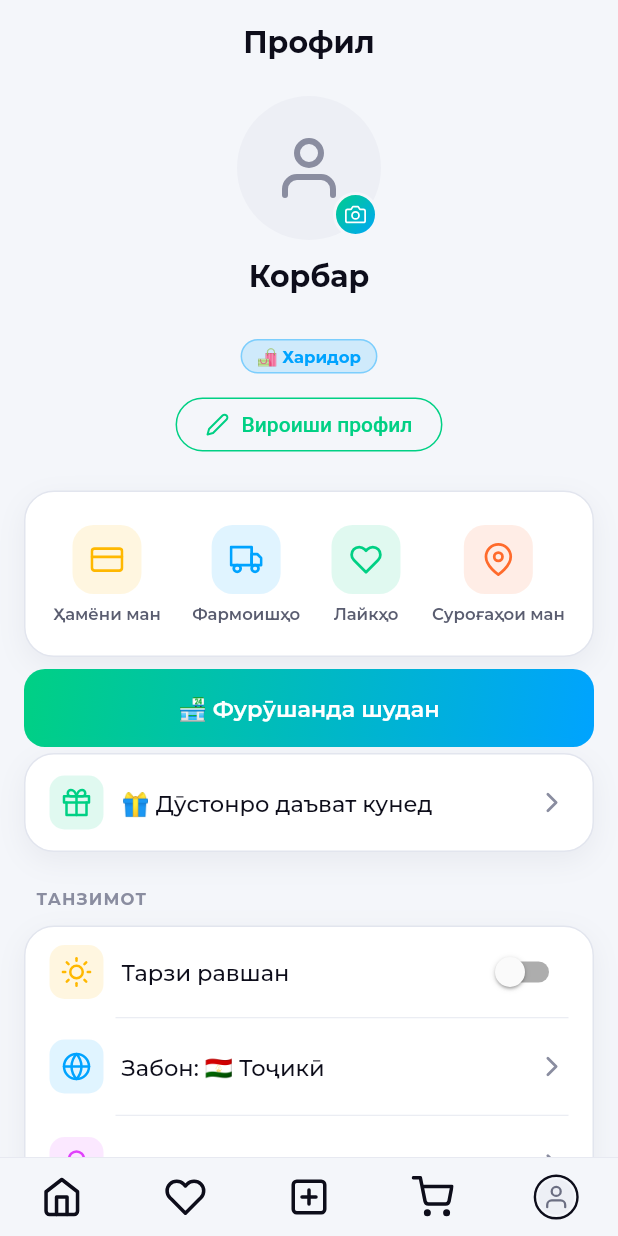
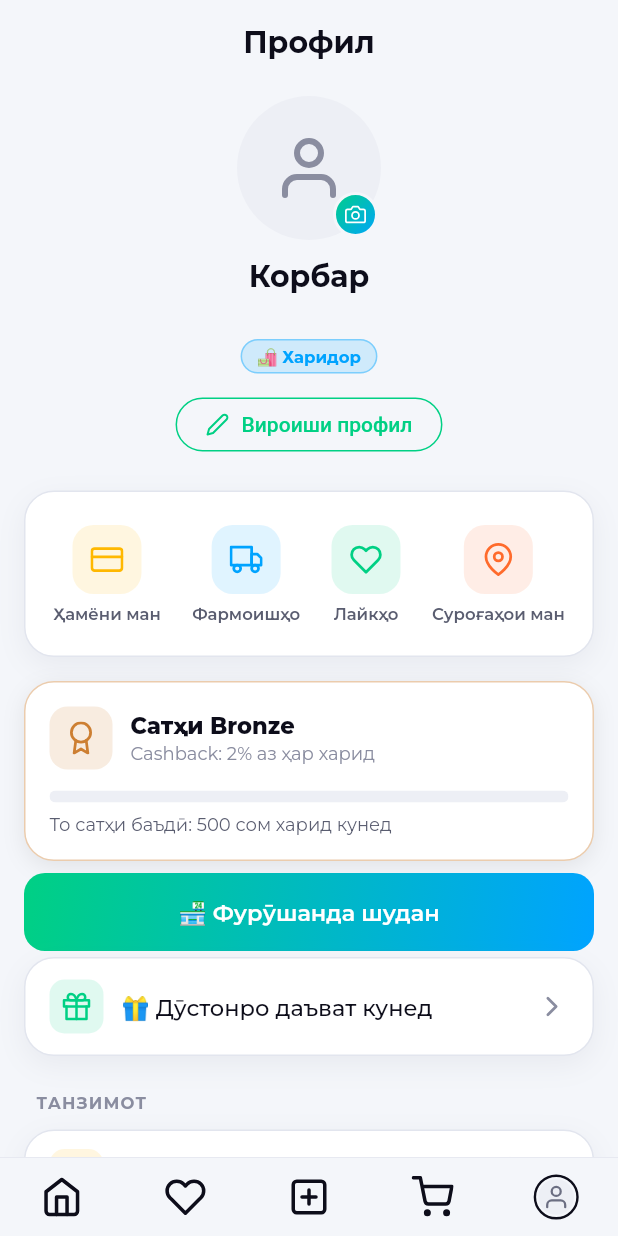
Before and after one commit to Raonsonapp/TajikShop, a Flutter app: the ProfileScreen screen opened by its route, on a phone screen of 412 x 824 dp. Run offline on Flutter 3.47's test engine with Material 3 defaults, Android fonts, the phone set to English and light mode, and no system bars; our stand-ins replace cached_network_image, connectivity_plus, dio, feather_icons, firebase_core, firebase_messaging and 10 more; missing offline and left inert: yandex_mobileads; accounts and stored records are empty; network calls fail.

Commit message:
feat(pro): loyalty program — Bronze/Silver/Gold tiers by spending, tier boosts cashback; loyalty card in profile with progress to next tier

```diff
--- a/lib/modules/profile/profile_screen.dart
+++ b/lib/modules/profile/profile_screen.dart
@@ -497,6 +497,10 @@ class _ProfileScreenState extends ConsumerState<ProfileScreen> {
                     label: l.myAddresses, onTap: () => context.push(RouteNames.addresses)),
               ]),
 
+              // ── Барномаи вафодорӣ (Bronze/Silver/Gold) ──────────────────
+              const SizedBox(height: 16),
+              const _LoyaltyCard(),
+
               // ── Seller / Become Seller ──────────────────────────────────
               if (isSeller) ...[
                 _SectionLabel(l.sellerDashboard),
@@ -790,3 +794,100 @@ class _QuickAction extends StatelessWidget {
       ]),
     ));
 }
+
+// ── Корти вафодорӣ (Bronze / Silver / Gold) ───────────────────────────────────
+class _LoyaltyCard extends ConsumerWidget {
+  const _LoyaltyCard();
+
+  ({String label, Color color, IconData icon}) _tierInfo(String tier) {
+    switch (tier) {
+      case 'gold':
+        return (label: 'Gold', color: const Color(0xFFFFB800), icon: FeatherIcons.award);
+      case 'silver':
+        return (label: 'Silver', color: const Color(0xFF9AA5B1), icon: FeatherIcons.award);
+      default:
+        return (label: 'Bronze', color: const Color(0xFFCD7F32), icon: FeatherIcons.award);
+    }
+  }
+
+  @override
+  Widget build(BuildContext context, WidgetRef ref) {
+    final pal = context.pal;
+    final async = ref.watch(loyaltyProvider);
+    final d = async.asData?.value ?? const {};
+    final tier = (d['tier'] ?? 'bronze').toString();
+    final spent = (d['total_spent'] as num?)?.toDouble() ?? 0;
+    final cashback = (d['cashback_percent'] as num?)?.toDouble() ?? 2;
+    final nextAt = (d['next_tier_at'] as num?)?.toDouble() ?? 0;
+    final info = _tierInfo(tier);
+    final progress = nextAt > 0 ? (spent / nextAt).clamp(0.0, 1.0) : 1.0;
+
+    return Padding(
+      padding: const EdgeInsets.symmetric(horizontal: 16),
+      child: Container(
+        padding: const EdgeInsets.all(16),
+        decoration: BoxDecoration(
+          color: pal.card,
+          borderRadius: BorderRadius.circular(20),
+          border: Border.all(color: info.color.withValues(alpha: 0.4), width: 1),
+          boxShadow: const [
+            BoxShadow(color: Color(0x14000000), blurRadius: 12, offset: Offset(0, 4)),
+          ],
+        ),
+        child: Column(crossAxisAlignment: CrossAxisAlignment.start, children: [
+          Row(children: [
+            Container(
+              width: 42,
+              height: 42,
+              decoration: BoxDecoration(
+                color: info.color.withValues(alpha: 0.15),
+                borderRadius: BorderRadius.circular(12),
+              ),
+              child: Icon(info.icon, color: info.color, size: 22),
+            ),
+            const SizedBox(width: 12),
+            Expanded(
+              child: Column(crossAxisAlignment: CrossAxisAlignment.start, children: [
+                Row(children: [
+                  Text('Сатҳи ${info.label}',
+                      style: TextStyle(
+                          color: pal.textPrimary,
+                          fontSize: 15,
+                          fontWeight: FontWeight.w800)),
+                ]),
+                const SizedBox(height: 2),
+                Text('Cashback: ${cashback.toStringAsFixed(cashback == cashback.roundToDouble() ? 0 : 1)}% аз ҳар харид',
+                    style: TextStyle(color: pal.textMuted, fontSize: 12)),
+              ]),
+            ),
+          ]),
+          const SizedBox(height: 14),
+          if (nextAt > 0) ...[
+            ClipRRect(
+              borderRadius: BorderRadius.circular(6),
+              child: LinearProgressIndicator(
+                value: progress,
+                minHeight: 8,
+                backgroundColor: pal.surface,
+                valueColor: AlwaysStoppedAnimation(info.color),
+              ),
+            ),
+            const SizedBox(height: 7),
+            Text(
+                'То сатҳи баъдӣ: ${(nextAt - spent).clamp(0, nextAt).toStringAsFixed(0)} сом харид кунед',
+                style: TextStyle(color: pal.textSecondary, fontSize: 12)),
+          ] else
+            Row(children: [
+              const Icon(FeatherIcons.checkCircle, color: AppColors.success, size: 15),
+              const SizedBox(width: 6),
+              Text('Сатҳи болоӣ — cashback-и максималӣ!',
+                  style: TextStyle(
+                      color: pal.textSecondary,
+                      fontSize: 12,
+                      fontWeight: FontWeight.w600)),
+            ]),
+        ]),
+      ),
+    );
+  }
+}
--- a/lib/providers/seller_provider.dart
+++ b/lib/providers/seller_provider.dart
@@ -149,6 +149,28 @@ final referralProvider = FutureProvider.autoDispose<Map<String, dynamic>>((ref)
   }
 });
 
+// ── Барномаи вафодорӣ (GET /users/me/loyalty) ───────────────────────────────
+final loyaltyProvider =
+    FutureProvider.autoDispose<Map<String, dynamic>>((ref) async {
+  const fallback = <String, dynamic>{
+    'tier': 'bronze',
+    'total_spent': 0,
+    'bonus_percent': 0,
+    'cashback_percent': 2,
+    'next_tier_at': 500,
+  };
+  try {
+    final res = await ApiClient.instance.dio.get('/users/me/loyalty');
+    final raw = res.data;
+    final data = raw is Map
+        ? (raw['data'] is Map ? raw['data'] as Map : raw)
+        : <String, dynamic>{};
+    return {...fallback, ...Map<String, dynamic>.from(data)};
+  } catch (_) {
+    return fallback;
+  }
+});
+
 class SellerProductService {
   static Future<void> update(String id, {
     required String title,
```
Also changed, not shown: 3 other files.
